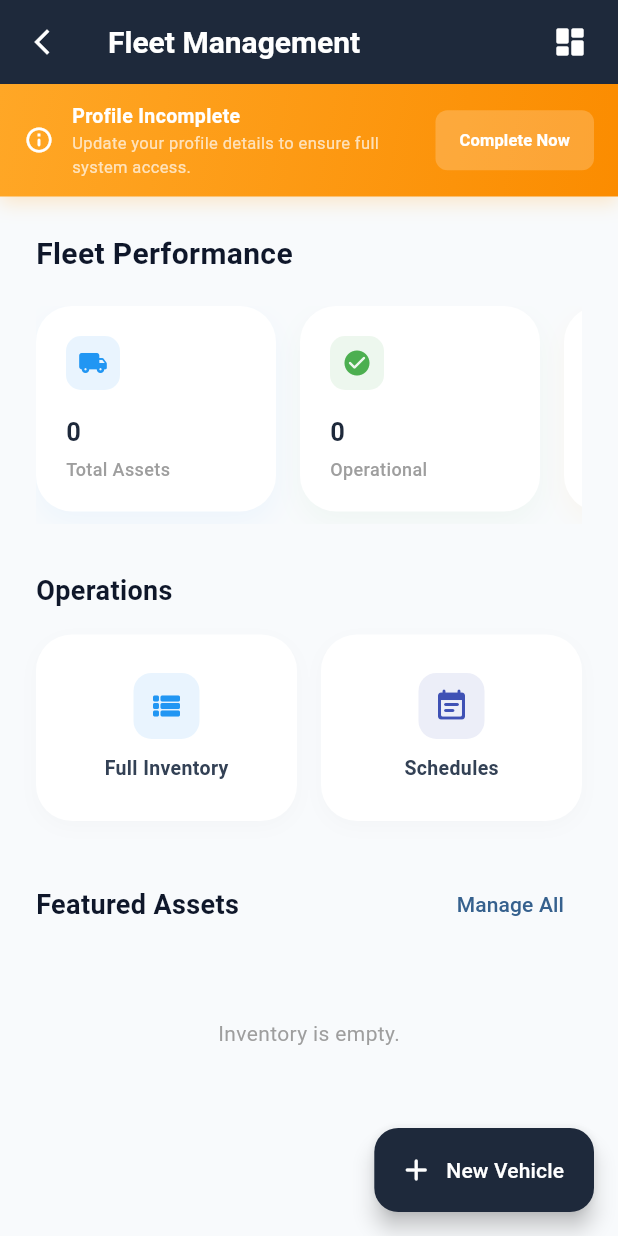
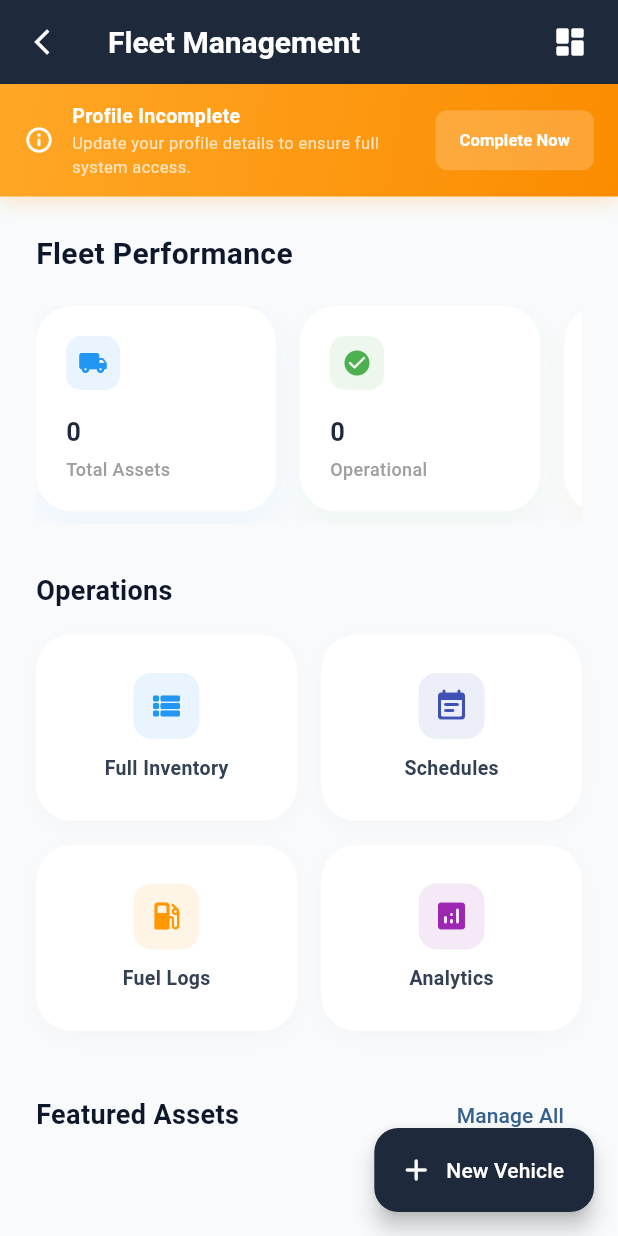
Before and after one commit to LutherIcami/logistics, a Flutter app: the FleetDashboardPage screen opened by its route, on a phone screen of 412 x 824 dp. Run offline on Flutter 3.47's test engine with Material 3 defaults, Android fonts, the phone set to English and light mode, and no system bars; our stand-ins replace csv, dartz, dio, equatable, get_it, go_router and 4 more; missing offline and left inert: open_file_plus; accounts and stored records are empty.

```diff
--- /dev/null
+++ b/lib/core/widgets/responsive.dart
@@ -0,0 +1,36 @@
+import 'package:flutter/material.dart';
+
+class Responsive extends StatelessWidget {
+  final Widget mobile;
+  final Widget? tablet;
+  final Widget desktop;
+
+  const Responsive({
+    super.key,
+    required this.mobile,
+    this.tablet,
+    required this.desktop,
+  });
+
+  static bool isMobile(BuildContext context) =>
+      MediaQuery.of(context).size.width < 850;
+
+  static bool isTablet(BuildContext context) =>
+      MediaQuery.of(context).size.width < 1100 &&
+      MediaQuery.of(context).size.width >= 850;
+
+  static bool isDesktop(BuildContext context) =>
+      MediaQuery.of(context).size.width >= 1100;
+
+  @override
+  Widget build(BuildContext context) {
+    final double width = MediaQuery.of(context).size.width;
+    if (width >= 1100) {
+      return desktop;
+    } else if (width >= 850 && tablet != null) {
+      return tablet!;
+    } else {
+      return mobile;
+    }
+  }
+}
--- a/lib/features/admin/presentation/pages/base_module_page.dart
+++ b/lib/features/admin/presentation/pages/base_module_page.dart
@@ -53,7 +53,14 @@ class BaseModulePage extends StatelessWidget {
       body: Column(
         children: [
           const ProfileCompletionBanner(),
-          Expanded(child: child),
+          Expanded(
+            child: Center(
+              child: Container(
+                constraints: const BoxConstraints(maxWidth: 1200),
+                child: child,
+              ),
+            ),
+          ),
         ],
       ),
     );
--- a/lib/features/admin/presentation/pages/fleet_management/fleet_dashboard_page.dart
+++ b/lib/features/admin/presentation/pages/fleet_management/fleet_dashboard_page.dart
@@ -3,6 +3,7 @@ import 'package:go_router/go_router.dart';
 import 'package:provider/provider.dart';
 import '../../providers/vehicle_provider.dart';
 import '../base_module_page.dart';
+import '../../../../../core/widgets/responsive.dart';
 
 class FleetDashboardPage extends StatefulWidget {
   const FleetDashboardPage({super.key});
@@ -51,32 +52,27 @@ class _FleetDashboardPageState extends State<FleetDashboardPage> {
                 const SizedBox(height: 20),
 
                 // Horizontal Stats
-                SingleChildScrollView(
-                  scrollDirection: Axis.horizontal,
-                  padding: const EdgeInsets.only(bottom: 8),
-                  child: Row(
-                    children: [
+                Builder(
+                  builder: (context) {
+                    final stats = [
                       _CompactStatCard(
                         title: 'Total Assets',
                         value: '${provider.totalVehicles}',
                         icon: Icons.local_shipping_rounded,
                         color: Colors.blue,
                       ),
-                      const SizedBox(width: 16),
                       _CompactStatCard(
                         title: 'Operational',
                         value: '${provider.activeVehiclesCount}',
                         icon: Icons.check_circle_rounded,
                         color: Colors.green,
                       ),
-                      const SizedBox(width: 16),
                       _CompactStatCard(
                         title: 'Maintenance',
                         value: '${provider.maintenanceVehiclesCount}',
                         icon: Icons.build_circle_rounded,
                         color: Colors.orange,
                       ),
-                      const SizedBox(width: 16),
                       _CompactStatCard(
                         title: 'Fleet Value',
                         value:
@@ -84,8 +80,37 @@ class _FleetDashboardPageState extends State<FleetDashboardPage> {
                         icon: Icons.account_balance_rounded,
                         color: Colors.purple,
                       ),
-                    ],
-                  ),
+                    ];
+
+                    return Responsive(
+                      mobile: SingleChildScrollView(
+                        scrollDirection: Axis.horizontal,
+                        padding: const EdgeInsets.only(bottom: 8),
+                        child: Row(
+                          children: stats
+                              .map(
+                                (s) => Padding(
+                                  padding: const EdgeInsets.only(right: 16),
+                                  child: SizedBox(width: 160, child: s),
+                                ),
+                              )
+                              .toList(),
+                        ),
+                      ),
+                      desktop: Row(
+                        children: stats
+                            .map(
+                              (s) => Expanded(
+                                child: Padding(
+                                  padding: const EdgeInsets.only(right: 16),
+                                  child: s,
+                                ),
+                              ),
+                            )
+                            .toList(),
+                      ),
+                    );
+                  },
                 ),
 
                 const SizedBox(height: 32),
@@ -159,7 +184,7 @@ class _FleetDashboardPageState extends State<FleetDashboardPage> {
                 GridView.count(
                   shrinkWrap: true,
                   physics: const NeverScrollableScrollPhysics(),
-                  crossAxisCount: 2,
+                  crossAxisCount: Responsive.isDesktop(context) ? 4 : 2,
                   crossAxisSpacing: 16,
                   mainAxisSpacing: 16,
                   childAspectRatio: 1.4,
@@ -175,6 +200,18 @@ class _FleetDashboardPageState extends State<FleetDashboardPage> {
                       icon: Icons.event_note_rounded,
                       color: Colors.indigo,
                       onTap: () => context.push('/admin/fleet/maintenance'),
+                    ),
+                    _MenuActionCard(
+                      title: 'Fuel Logs',
+                      icon: Icons.local_gas_station_rounded,
+                      color: Colors.orange,
+                      onTap: () => context.push('/admin/fleet/fuel'),
+                    ),
+                    _MenuActionCard(
+                      title: 'Analytics',
+                      icon: Icons.analytics_rounded,
+                      color: Colors.purple,
+                      onTap: () {},
                     ),
                   ],
                 ),
@@ -241,7 +278,6 @@ class _CompactStatCard extends StatelessWidget {
   @override
   Widget build(BuildContext context) {
     return Container(
-      width: 160,
       padding: const EdgeInsets.all(20),
       decoration: BoxDecoration(
         color: Colors.white,
--- a/lib/features/admin/presentation/widgets/admin_stat_card.dart
+++ b/lib/features/admin/presentation/widgets/admin_stat_card.dart
@@ -19,7 +19,6 @@ class AdminStatCard extends StatelessWidget {
   @override
   Widget build(BuildContext context) {
     return Container(
-      width: 170,
       decoration: BoxDecoration(
         color: Colors.white,
         borderRadius: BorderRadius.circular(28),
```
Also changed, not shown: lib/features/admin/presentation/pages/admin_dashboard.dart (+63 -14 lines), lib/features/admin/presentation/pages/finance/transactions_list_page.dart (+9 -14 lines), lib/features/customer/presentation/pages/customer_dashboard.dart (+65 -22 lines), lib/features/driver/presentation/pages/driver_dashboard.dart (+78 -45 lines).
